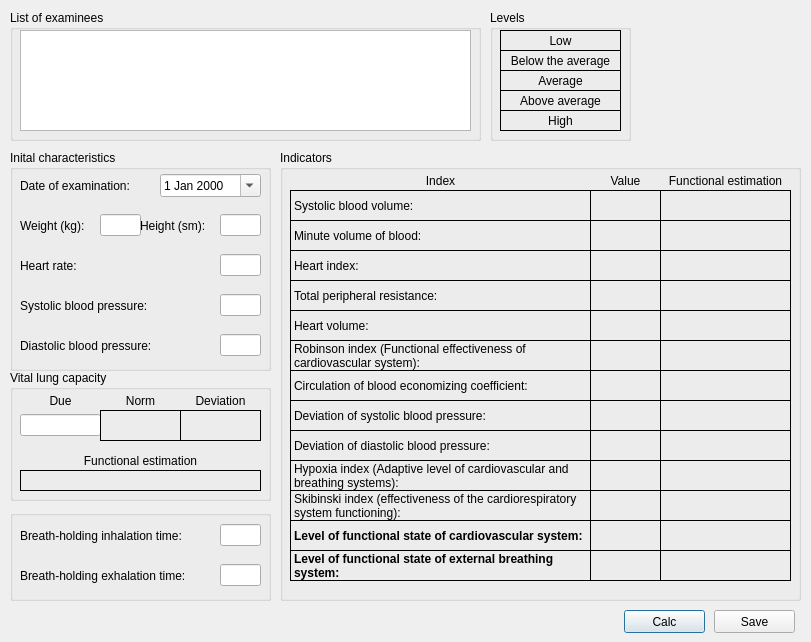
First picture: the form in shvsm/shvsmintegralcreatedialog.ui, repository SeregaGomen/shvsm, before the edit.
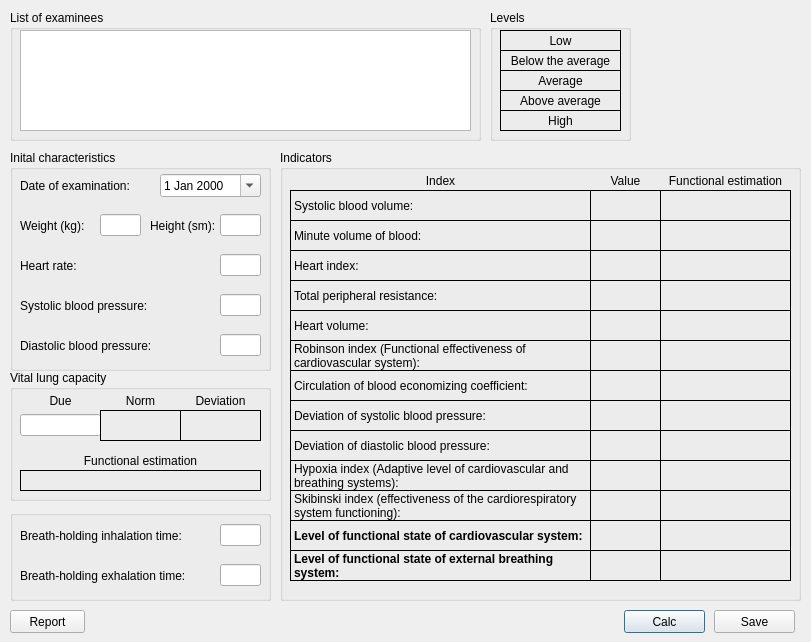
Second picture: the form after the edit.

Diff of the .ui file:
```diff
--- a/shvsm/shvsmintegralcreatedialog.ui
+++ b/shvsm/shvsmintegralcreatedialog.ui
@@ -307,9 +307,9 @@
    <widget class="QWidget" name="horizontalLayoutWidget_5">
     <property name="geometry">
      <rect>
-      <x>130</x>
+      <x>140</x>
       <y>60</y>
-      <width>81</width>
+      <width>71</width>
       <height>31</height>
      </rect>
     </property>
@@ -1890,6 +1890,19 @@
     </layout>
    </widget>
   </widget>
+  <widget class="QPushButton" name="pbPrint">
+   <property name="geometry">
+    <rect>
+     <x>10</x>
+     <y>610</y>
+     <width>75</width>
+     <height>23</height>
+    </rect>
+   </property>
+   <property name="text">
+    <string>Report</string>
+   </property>
+  </widget>
  </widget>
  <resources/>
  <connections>
```
Left out of the diff: 17 changed lines with no effect on the pictures.
